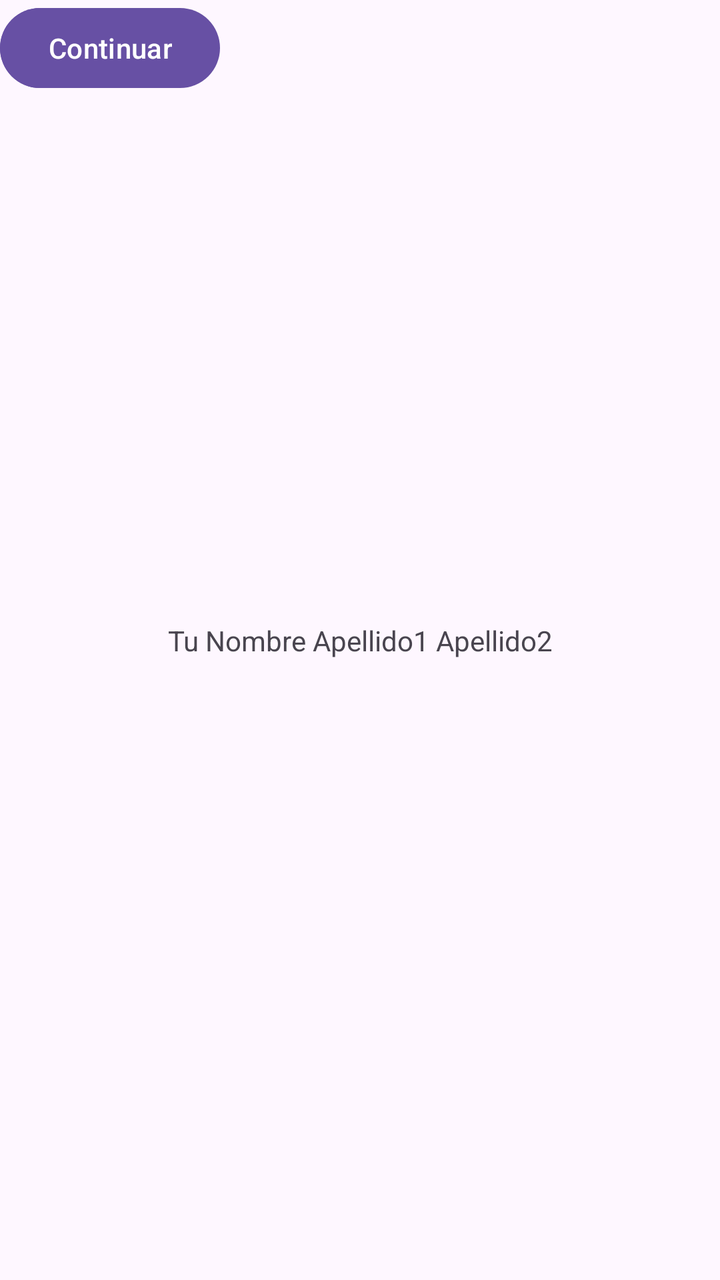
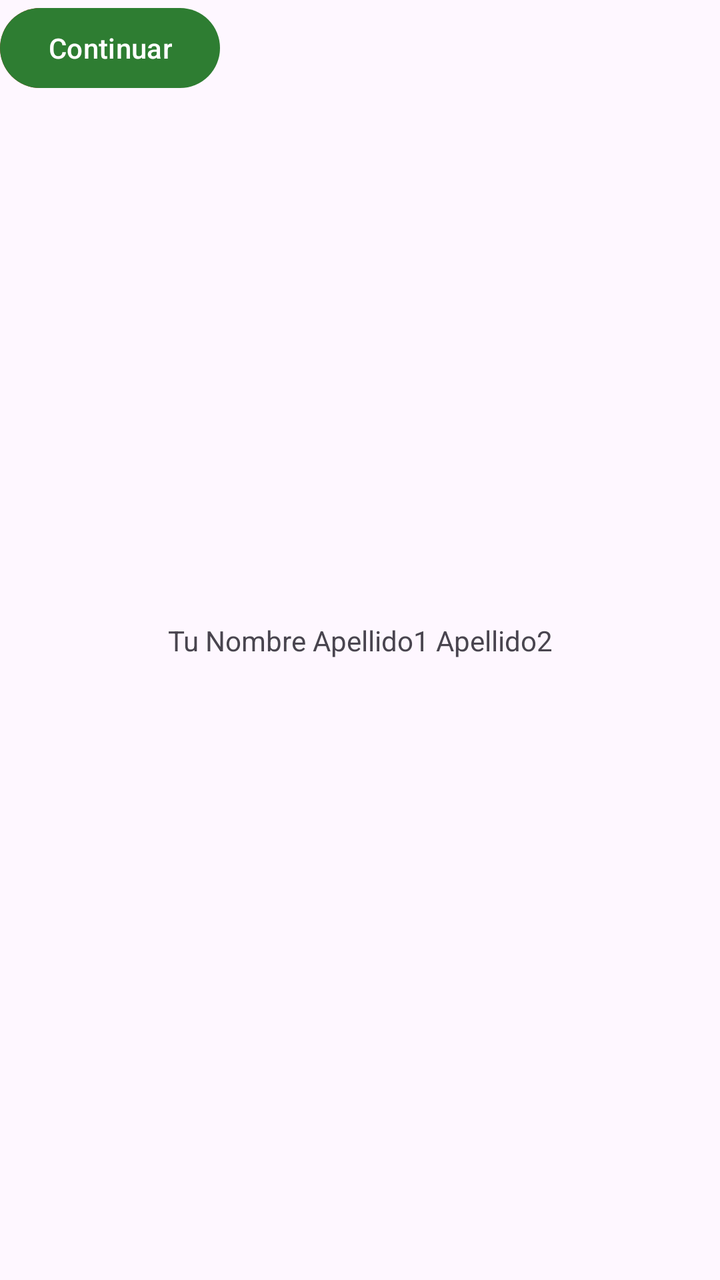

The first picture is an Android layout as it rendered before a commit; the second is the same layout after the commit. The layout source and the unified diff follow.
<!-- AndroidManifest.xml: application theme Theme.RecursosIsrael -->
<!-- res/layout/activity_main.xml -->
<?xml version="1.0" encoding="utf-8"?>
<androidx.constraintlayout.widget.ConstraintLayout xmlns:android="http://schemas.android.com/apk/res/android"
    xmlns:app="http://schemas.android.com/apk/res-auto"
    xmlns:tools="http://schemas.android.com/tools"
    android:id="@+id/main"
    android:layout_width="match_parent"
    android:layout_height="match_parent"
    tools:context=".MainActivity">

    <TextView
        android:layout_width="wrap_content"
        android:layout_height="wrap_content"
        android:text="@string/nombre_completo"
        app:layout_constraintBottom_toBottomOf="parent"
        app:layout_constraintEnd_toEndOf="parent"
        app:layout_constraintStart_toStartOf="parent"
        app:layout_constraintTop_toTopOf="parent" />

    <Button
        android:id="@+id/button"
        android:layout_width="wrap_content"
        android:layout_height="wrap_content"
        android:text="@string/cancelar"
        tools:layout_editor_absoluteX="43dp"
        tools:layout_editor_absoluteY="433dp" />

    <Button
        android:id="@+id/button2"
        android:layout_width="wrap_content"
        android:layout_height="wrap_content"
        android:text="@string/continuar"
        tools:layout_editor_absoluteX="250dp"
        tools:layout_editor_absoluteY="426dp" />

</androidx.constraintlayout.widget.ConstraintLayout>
<!-- resources referenced by this layout -->
<resources>
  <string name="cancelar">Cancelar</string>
  <string name="continuar">Continuar</string>
  <string name="nombre_completo">Tu Nombre Apellido1 Apellido2</string>
  <style name="Theme.RecursosIsrael" parent="Base.Theme.RecursosIsrael" />
  <style name="Base.Theme.RecursosIsrael" parent="Theme.Material3.DayNight.NoActionBar">
          
          
      </style>
</resources>

<!-- the commit's change to res/layout/activity_main.xml (unified diff, before → after) -->
@@ -22,7 +22,8 @@
         android:layout_height="wrap_content"
         android:text="@string/cancelar"
         tools:layout_editor_absoluteX="43dp"
-        tools:layout_editor_absoluteY="433dp" />
+        tools:layout_editor_absoluteY="433dp"
+        app:backgroundTint="@color/rojo"/>
 
     <Button
         android:id="@+id/button2"
@@ -30,6 +31,7 @@
         android:layout_height="wrap_content"
         android:text="@string/continuar"
         tools:layout_editor_absoluteX="250dp"
-        tools:layout_editor_absoluteY="426dp" />
+        tools:layout_editor_absoluteY="426dp"
+        app:backgroundTint="@color/verde"/>
 
 </androidx.constraintlayout.widget.ConstraintLayout>
<!-- resource entries referenced after the edit -->
@@ -1,5 +1,7 @@
 <!-- resources referenced by this layout -->
 <resources>
+  <color name="rojo">#C62828</color>
+  <color name="verde">#2E7D32</color>
   <string name="cancelar">Cancelar</string>
   <string name="continuar">Continuar</string>
   <string name="nombre_completo">Tu Nombre Apellido1 Apellido2</string>
